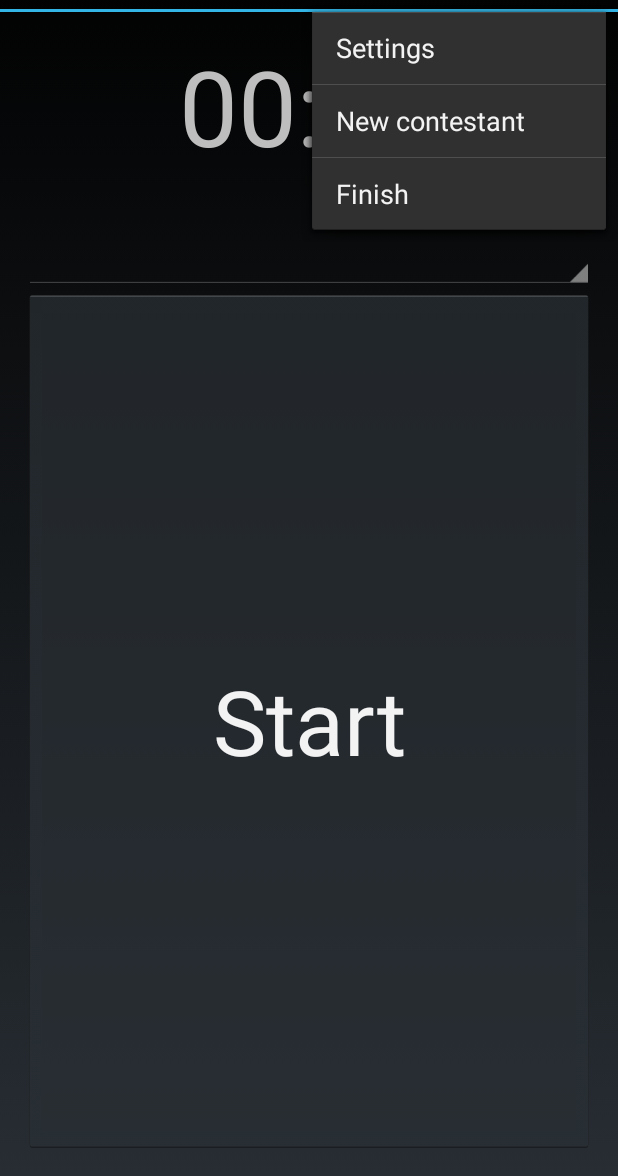
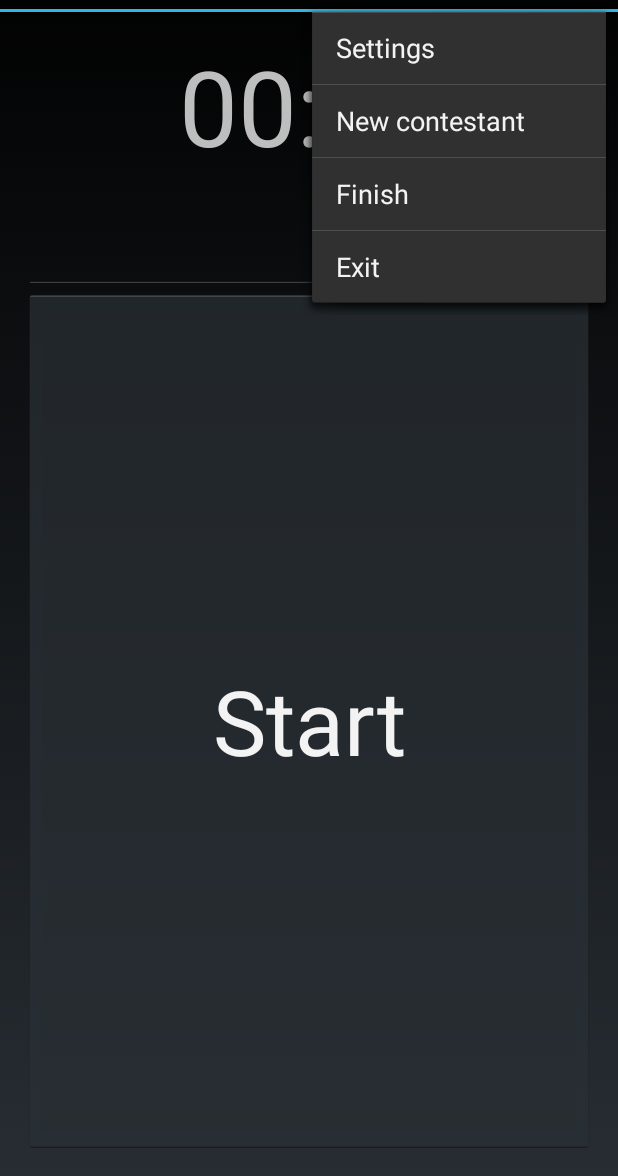
Before and after one commit to astaric/kronometer, an Android app: the screen it shows after launch (MainActivity), with the options menu open, on a phone screen of 412 x 824 dp, the part 60-1236 px from its top. Run offline under Robolectric (Android 15) with nearby library versions, the phone set to English and light mode, and no system bars.

Commit message:
Added exit button.

```diff
--- a/KronometerApp/Kronometer/src/main/res/menu/main.xml
+++ b/KronometerApp/Kronometer/src/main/res/menu/main.xml
@@ -15,4 +15,8 @@
         android:title="Finish"
         android:orderInCategory="400"
         android:showAsAction="never" />
+    <item android:id="@+id/action_exit"
+        android:title="Exit"
+        android:orderInCategory="500"
+        android:showAsAction="never" />
 </menu>
```
Also changed, not shown: KronometerApp/Kronometer/src/main/java/net/staric/kronometer/activities/FinishActivity.java (+22 -1 lines).
